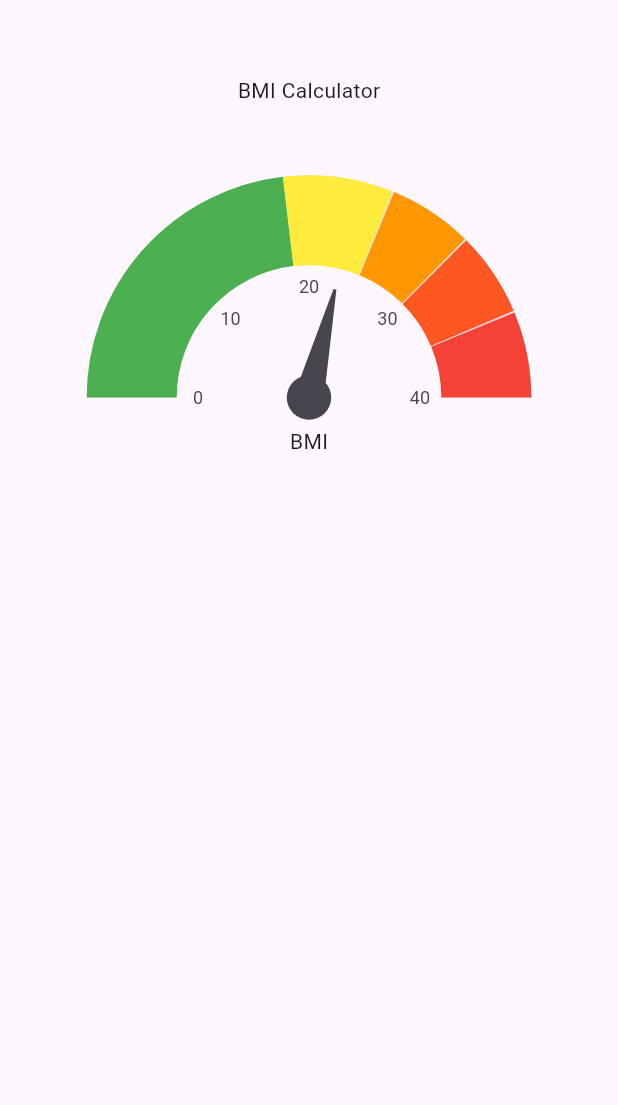
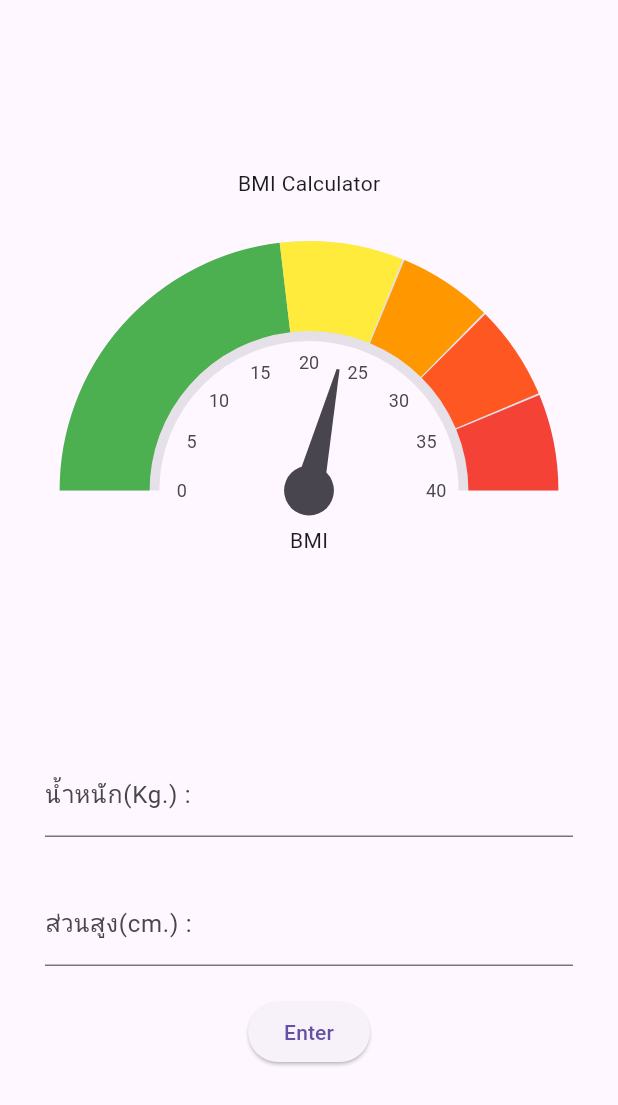
Before and after one commit to YongsakSaengsuk/Bmi_Calculator-Update-, a Flutter app: the screen it shows after launch, on a phone screen of 412 x 824 dp. Shown: the top 1105 px of the screen. Run offline on Flutter 3.47's test engine with Material 3 defaults, Android fonts, the phone set to English and light mode, and no system bars; drawn by our look-alikes of syncfusion_flutter_gauges.

```diff
--- a/lib/bmi_page.dart
+++ b/lib/bmi_page.dart
@@ -9,13 +9,24 @@ class BmiPage extends StatefulWidget {
 }
 
 class _BmiPageState extends State<BmiPage> {
+  final TextEditingController weightController = TextEditingController();
+  final TextEditingController heightController = TextEditingController();
+  late double weight;
+  late double height;
+  void bmiCalculate() {
+    setState(() {
+      debugPrint(weightController.text);
+    });
+  }
+
   @override
   Widget build(BuildContext context) {
     return MaterialApp(
       home: Scaffold(
         body: Container(
-          padding: EdgeInsets.all(50),
+          padding: EdgeInsets.all(30),
           child: Center(
+              child: SingleChildScrollView(
             child: Column(
               children: [
                 Text("BMI Calculator"),
@@ -23,7 +34,25 @@ class _BmiPageState extends State<BmiPage> {
                   height: 20,
                 ),
                 bmiGauges(),
+                TextField(
+                  controller: weightController,
+                  decoration: InputDecoration(labelText: 'น้ำหนัก(Kg.) :'),
+                  keyboardType: TextInputType.numberWithOptions(),
+                ),
+                SizedBox(
+                  height: 30,
+                ),
+                TextField(
+                  controller: heightController,
+                  decoration: InputDecoration(labelText: 'ส่วนสูง(cm.) :'),
+                  keyboardType: TextInputType.numberWithOptions(),
+                ),
+                SizedBox(
+                  height: 20,
+                ),
+                ElevatedButton(onPressed: bmiCalculate, child: Text("Enter"))
               ],
+            ),
           )),
         ),
       ),
```
Lines whose indentation alone changed are shown as unchanged.
